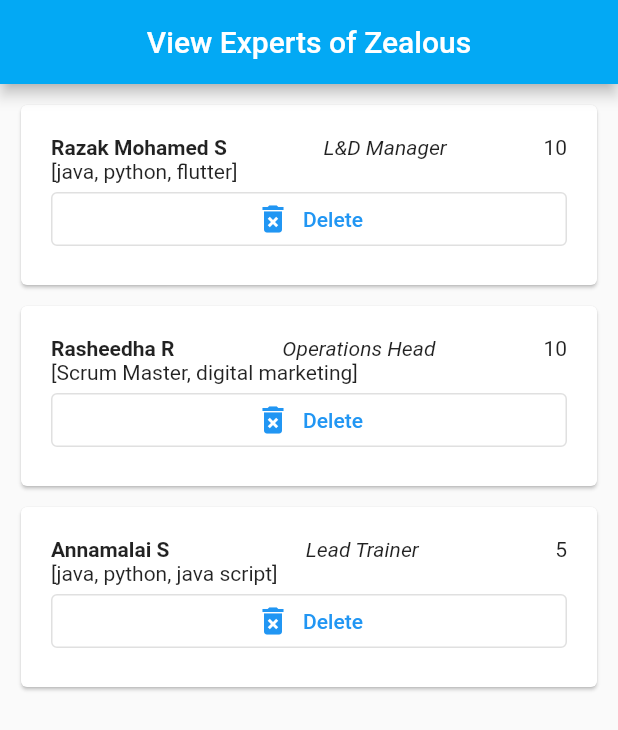
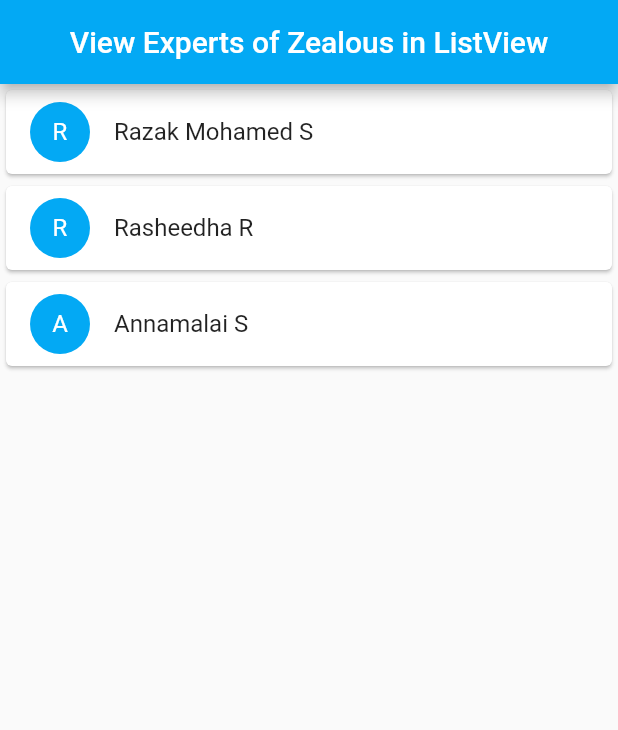
Before and after one commit to razzaksr/MyFlutterExplore, a Flutter app: the screen it shows after launch, on a phone screen of 412 x 824 dp. Shown: the top 730 px of the screen. Run offline on Flutter 3.47's test engine with Material 2 defaults, Android fonts, the phone set to English and light mode, and no system bars; our stand-ins replace fluttertoast, toast.

Commit message:
ListView consists of card as listtile

```diff
--- a/read_poc/lib/main.dart
+++ b/read_poc/lib/main.dart
@@ -3,6 +3,8 @@ import 'package:read_poc/ExpertCardWithFun.dart';
 import 'SkillSet.dart';
 import 'Expert.dart';
 import 'ExpertCard.dart';
+// import 'package:fluttertoast/fluttertoast.dart';
+import 'package:toast/toast.dart';
 
 void main() {
   runApp(MaterialApp(
@@ -24,9 +26,59 @@ void main() {
     // home:CardAsStandaloneWidgetDemoWithCustomObjects()
 
     // Card with delete functionality(functions) as argument
-    home: CardWithFunctions(),
+    // home: CardWithFunctions(),
+
+    // Card as ListTile in ListView
+    home: CardNListView(),
   ));
 }
+
+class CardNListView extends StatefulWidget {
+  const CardNListView({super.key});
+
+  @override
+  State<CardNListView> createState() => _CardNListViewState();
+}
+
+class _CardNListViewState extends State<CardNListView> {
+  List<dynamic> myExperts=[
+    Expert("Razak Mohamed S", "L&D Manager", ['java','python','flutter'], 10),
+    Expert("Rasheedha R", "Operations Head", ['Scrum Master','digital marketing'], 10),
+    Expert("Annamalai S", "Lead Trainer", ['java','python','java script'], 5),
+  ];
+  @override
+  Widget build(BuildContext context) {
+    // ToastContext.init(context);
+    ToastContext().init(context);
+    return Scaffold(
+      appBar: AppBar(
+        title: Text('View Experts of Zealous in ListView'),
+        centerTitle: true,
+        backgroundColor: Colors.lightBlue,
+      ),
+      body:ListView.builder(
+          itemCount: myExperts.length,
+          itemBuilder:(context,index){
+            return Card(
+              child: ListTile(
+                onTap: (){
+                  // Fluttertoast.showToast(msg: "hai");
+                  Toast.show("Experience "+myExperts[index].experience.toString()+" skills are "+myExperts[index].expertSkills.toString(),duration: Toast.lengthLong);
+                },
+                title: Text(myExperts[index].expertName),
+                leading: CircleAvatar(
+                  child: Text(myExperts[index].expertName[0]),
+                  backgroundColor: Colors.lightBlue,
+                  foregroundColor: Colors.white,
+                ),
+              ),
+            );
+          }
+      )
+    );
+  }
+}
+
 
 class CardWithFunctions extends StatefulWidget {
   const CardWithFunctions({super.key});
--- a/read_poc/pubspec.yaml
+++ b/read_poc/pubspec.yaml
@@ -39,6 +39,9 @@ dependencies:
 dev_dependencies:
   flutter_test:
     sdk: flutter
+#  fluttertoast: ^8.2.4
+  # add this line to your dependencies
+  toast: ^0.2.9
 
   # The "flutter_lints" package below contains a set of recommended lints to
   # encourage good coding practices. The lint set provided by the package is
```
Also changed, not shown: read_poc/lib/mypack/CardWithListView.dart (added, +35 -0 lines), read_poc/pubspec.lock.
